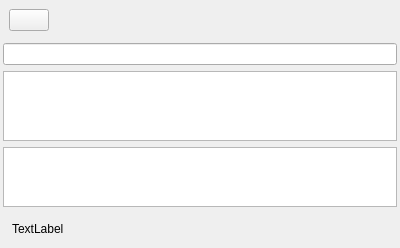
The window that TaskList/taskpage.ui (drinch/TaskList) describes before a commit, drawn with Qt 5.
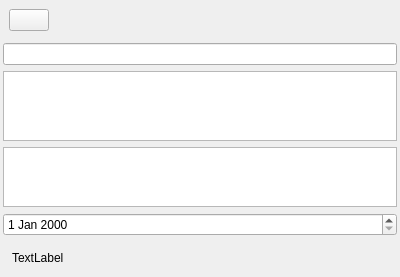
The same window after the commit.

Commit message: Date setting

Patch:
```diff
--- a/TaskList/taskpage.ui
+++ b/TaskList/taskpage.ui
@@ -7,7 +7,7 @@
     <x>0</x>
     <y>0</y>
     <width>400</width>
-    <height>221</height>
+    <height>244</height>
    </rect>
   </property>
   <property name="windowTitle">
@@ -92,6 +92,9 @@
         </property>
        </widget>
       </item>
+      <item>
+       <widget class="QDateEdit" name="dateEdit"/>
+      </item>
       <item>
        <widget class="QWidget" name="dateInfoWidget" native="true">
         <layout class="QHBoxLayout" name="horizontalLayout_2">
```
The commit also changes 8 other files.
